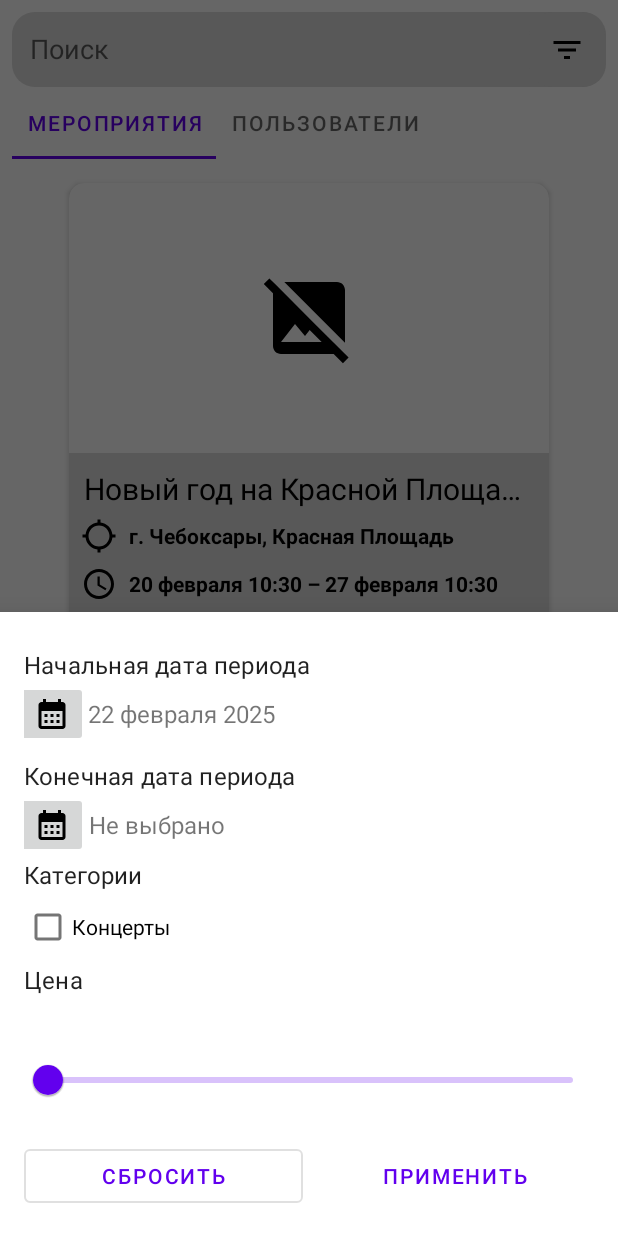
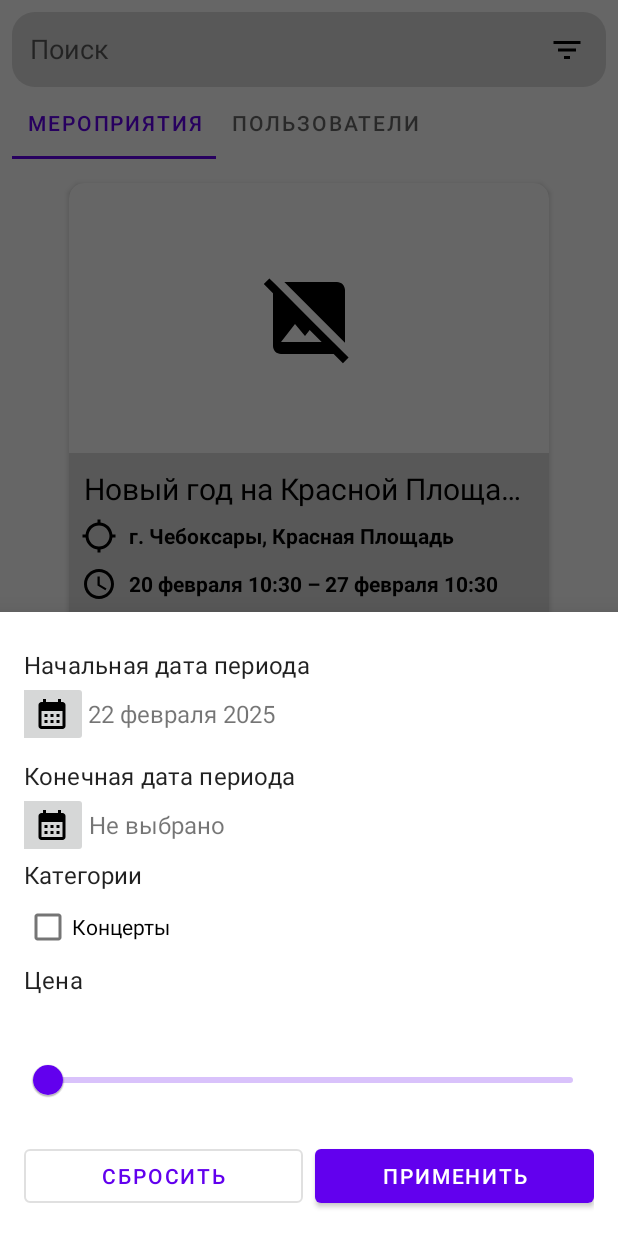
Before and after one commit to pashaeremeev/EventPoster, an Android app: the fragment FilterEventFragment placed in its activity, item 2 of the bottom bar chosen, on a phone screen of 412 x 824 dp. Run offline under Robolectric (Android 15) with nearby library versions, the phone set to English and light mode, and no system bars; our stand-ins replace navigation-ui; pictures from the network do not load; Roboto replaces fonts that are not available here.

Commit message:
исправлен краш после выделения текста в поле поиска при двойном нажатии на текст

```diff
--- a/app/src/main/java/com/example/eventposter/app/ui/friend/search/UserSearchFragment.kt
+++ b/app/src/main/java/com/example/eventposter/app/ui/friend/search/UserSearchFragment.kt
@@ -9,13 +9,13 @@ import android.view.ViewGroup
 import com.example.eventposter.app.Searchable
 import com.example.eventposter.app.ui.FilterSettingsModel
 import com.example.eventposter.app.ui.adapters.recycler.FriendAdapter
-import com.example.eventposter.databinding.FragmentSearchFriendBinding
+import com.example.eventposter.databinding.FragmentSearchUserBinding
 import com.example.eventposter.domain.FilterSettingsUserModel
 import com.example.eventposter.domain.UserModel
 
 class UserSearchFragment : Fragment(), Searchable {
 
-    private var _binding: FragmentSearchFriendBinding? = null
+    private var _binding: FragmentSearchUserBinding? = null
     private val binding get() = _binding!!
 
     companion object {
@@ -38,7 +38,7 @@ class UserSearchFragment : Fragment(), Searchable {
         inflater: LayoutInflater, container: ViewGroup?,
         savedInstanceState: Bundle?
     ): View {
-        _binding = FragmentSearchFriendBinding.inflate(inflater, container, false)
+        _binding = FragmentSearchUserBinding.inflate(inflater, container, false)
         val root: View = binding.root
 
         val adapter = FriendAdapter(requireContext())
--- a/app/src/main/res/layout/fragment_event_filter.xml
+++ b/app/src/main/res/layout/fragment_event_filter.xml
@@ -83,7 +83,6 @@
             android:layout_height="wrap_content"
             android:text="Концерты"/>
 
-        <!-- Цена -->
         <TextView
             android:layout_width="match_parent"
             android:layout_height="wrap_content"
@@ -98,7 +97,6 @@
             android:valueTo="10000"
             app:labelBehavior="withinBounds"/>
 
-        <!-- Кнопки -->
         <LinearLayout
             android:layout_width="match_parent"
             android:layout_height="wrap_content"
@@ -119,7 +117,8 @@
                 android:layout_height="wrap_content"
                 android:layout_weight="1"
                 android:text="Применить"
-                android:layout_marginStart="8dp"/>
+                android:layout_marginStart="8dp"
+                style="@style/Widget.MaterialComponents.Button"/>
 
         </LinearLayout>
 
--- a/app/src/main/res/layout/fragment_search.xml
+++ b/app/src/main/res/layout/fragment_search.xml
@@ -16,7 +16,8 @@
         app:layout_constraintStart_toStartOf="parent"
         app:layout_constraintTop_toTopOf="parent"
         android:orientation="horizontal"
-        android:theme="@style/BackgroundElement">
+        android:background="@drawable/rounded"
+        android:theme="@style/SearchView">
 
         <EditText
             android:id="@+id/etSearchText"
@@ -27,7 +28,7 @@
             app:layout_constraintStart_toStartOf="parent"
             app:layout_constraintTop_toTopOf="parent"
             android:hint="@string/hint_search"
-            android:inputType="textNoSuggestions"
+            android:inputType="textAutoComplete"
             android:maxLines="1"
             android:layout_weight="1"/>
 
--- a/app/src/main/res/navigation/mobile_navigation.xml
+++ b/app/src/main/res/navigation/mobile_navigation.xml
@@ -13,7 +13,7 @@
     <fragment
         android:id="@+id/navigation_search"
         android:name="com.example.eventposter.app.ui.search.SearchFragment"
-        tools:layout="@layout/fragment_search_friend" />
+        tools:layout="@layout/fragment_search_user" />
 
     <fragment
         android:id="@+id/navigation_profile"
--- a/app/src/main/res/values-night/themes.xml
+++ b/app/src/main/res/values-night/themes.xml
@@ -34,4 +34,8 @@
         <item name="android:textColor">@color/white_200</item>
         <item name="android:background">@android:color/transparent</item>
     </style>
+    <style name="SearchView">
+        <item name="android:textColor">@color/white</item>
+        <item name="android:backgroundTint">@color/black_200</item>
+    </style>
 </resources>
--- a/app/src/main/res/values/themes.xml
+++ b/app/src/main/res/values/themes.xml
@@ -34,4 +34,8 @@
         <item name="android:textColor">@color/black_200</item>
         <item name="android:background">@android:color/transparent</item>
     </style>
+    <style name="SearchView">
+        <item name="android:textColor">@color/black</item>
+        <item name="android:backgroundTint">@color/white_200</item>
+    </style>
 </resources>
```
Also changed, not shown: app/src/main/res/layout/fragment_search_user.xml (renamed from app/src/main/res/layout/fragment_search_friend.xml).
